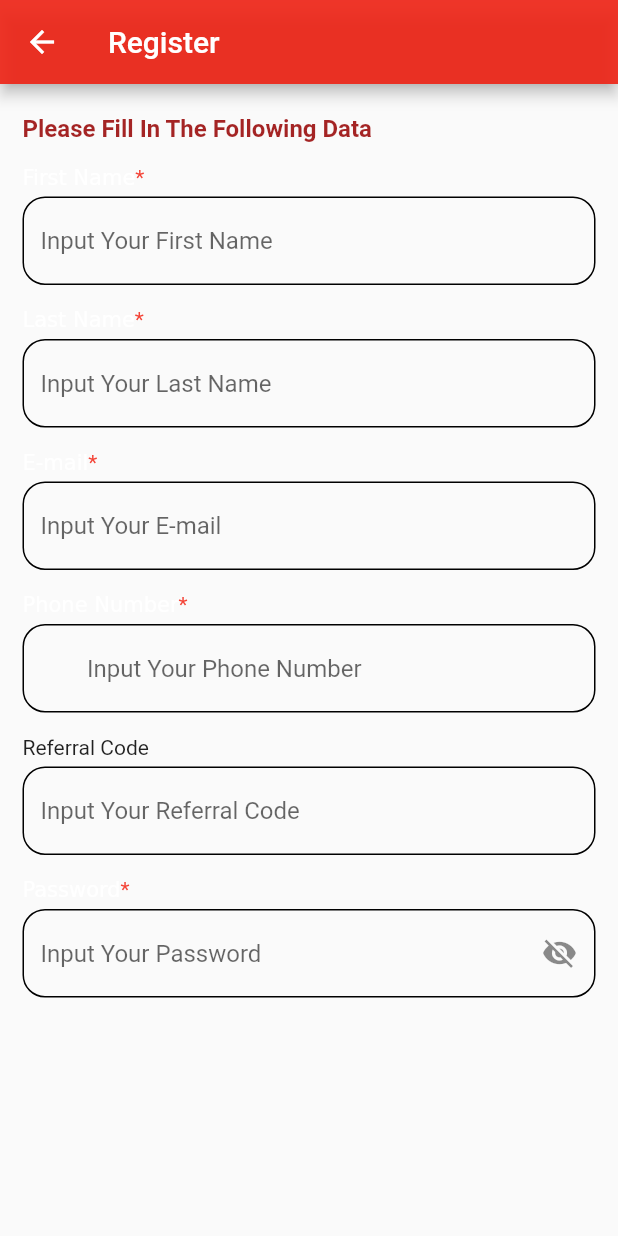
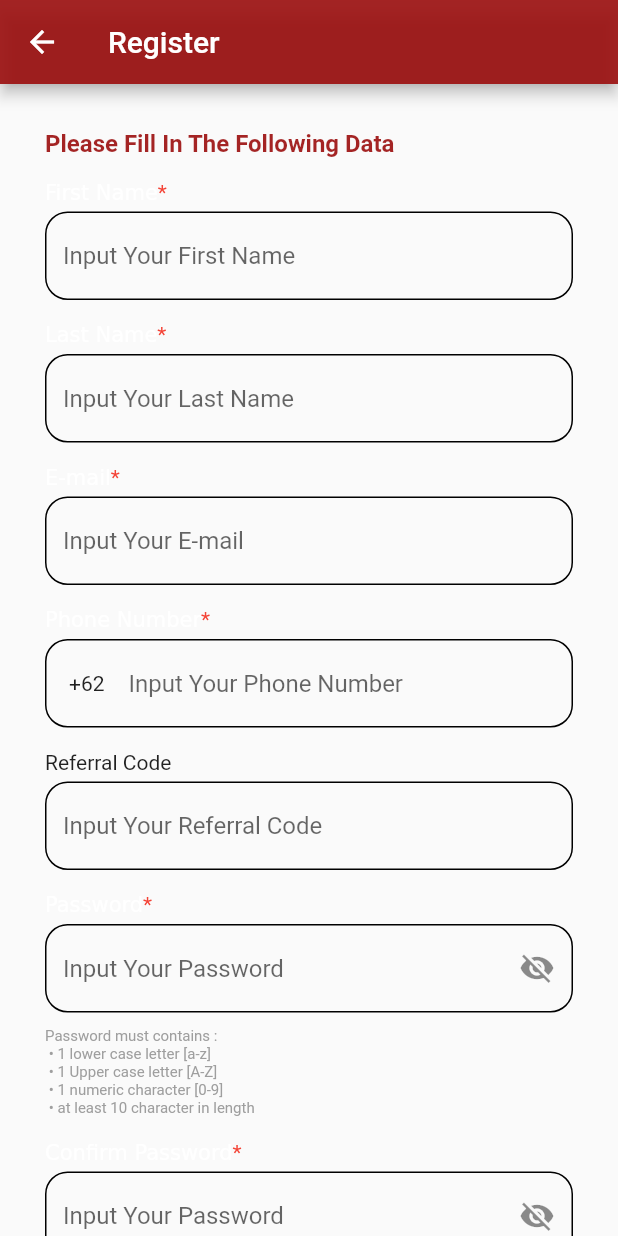
Before and after one commit to facto05/project_simple, a Flutter app: the screen it shows after launch, after a tap on "Register", on a phone screen of 412 x 824 dp. Run offline on Flutter 3.47's test engine with Material 2 defaults, Android fonts, the phone set to English and light mode, and no system bars; our stand-ins replace flutter_svg; project files that could hold a hidden picture were left out.

Commit message:
completed register screen and fix splash screen

```diff
--- a/lib/register_screen.dart
+++ b/lib/register_screen.dart
@@ -1,5 +1,6 @@
 import 'package:flutter/material.dart';
 import 'package:flutter_svg/flutter_svg.dart';
+import 'package:project_simple/login_screen.dart';
 
 class RegisterScreen extends StatefulWidget {
   const RegisterScreen({Key? key}) : super(key: key);
@@ -17,22 +18,29 @@ class _RegisterScreenState extends State<RegisterScreen> {
   final passwordController = TextEditingController();
   final confirmPasswordController = TextEditingController();
   bool _isObscure = true;
+  bool _isObscureConfirm = true;
+
+  @override
+  void initState() {
+    super.initState();
+    referralController.addListener(() {
+      setState(() {});
+    });
+  }
 
   @override
   Widget build(BuildContext context) {
     return Scaffold(
       appBar: AppBar(
         title: const Text("Register"),
-          backgroundColor: const Color.fromARGB(232, 238, 35, 21),
+        backgroundColor: const Color.fromARGB(232, 155, 15, 15),
       ),
       body: ListView(
         children: <Widget>[
           Container(
-              margin: const EdgeInsets.all(15),
-              child: Column(children: [
-                const SizedBox(
-                  height: 5,
-                ),
+            margin: const EdgeInsets.all(30),
+            child: Column(
+              children: [
                 const Align(
                   alignment: Alignment.topLeft,
                   child: Text(
@@ -133,7 +141,10 @@ class _RegisterScreenState extends State<RegisterScreen> {
                 TextFormField(
                   controller: phoneNumberController,
                   decoration: InputDecoration(
-                      prefixText: "+62 ",
+                      prefixIcon: const Padding(
+                        padding: EdgeInsets.all(16),
+                        child: Text("+62"),
+                      ),
                       hintText: "Input Your Phone Number",
                       enabledBorder: OutlineInputBorder(
                           borderRadius: BorderRadius.circular(15)),
@@ -152,6 +163,12 @@ class _RegisterScreenState extends State<RegisterScreen> {
                   controller: referralController,
                   decoration: InputDecoration(
                       hintText: "Input Your Referral Code",
+                      suffixIcon: (referralController.text.contains("SDK"))
+                          ? SvgPicture.asset(
+                              "svg/icon/ico_data_right.svg",
+                              fit: BoxFit.scaleDown,
+                            )
+                          : null,
                       enabledBorder: OutlineInputBorder(
                           borderRadius: BorderRadius.circular(15)),
                       focusedBorder: OutlineInputBorder(
@@ -191,9 +208,114 @@ class _RegisterScreenState extends State<RegisterScreen> {
                       focusedBorder: OutlineInputBorder(
                           borderRadius: BorderRadius.circular(15))),
                 ),
+                const SizedBox(
+                  height: 10,
+                ),
+                Align(
+                  alignment: Alignment.topLeft,
+                  child: Column(
+                      crossAxisAlignment: CrossAxisAlignment.start,
+                      children: const [
+                        Text(
+                          "Password must contains :",
+                          style: TextStyle(color: Colors.grey, fontSize: 10),
+                        ),
+                        Text(" \u2022 1 lower case letter [a-z]",
+                            style: TextStyle(color: Colors.grey, fontSize: 10)),
+                        Text(" \u2022 1 Upper case letter [A-Z]",
+                            style: TextStyle(color: Colors.grey, fontSize: 10)),
+                        Text(" \u2022 1 numeric character [0-9]",
+                            style: TextStyle(color: Colors.grey, fontSize: 10)),
+                        Text(" \u2022 at least 10 character in length",
+                            style: TextStyle(color: Colors.grey, fontSize: 10))
                       ]),
                 ),
+                const SizedBox(
+                  height: 15,
+                ),
+                Align(
+                  alignment: Alignment.topLeft,
+                  child: RichText(
+                    text: const TextSpan(children: <TextSpan>[
+                      TextSpan(text: "Confirm Password"),
+                      TextSpan(text: "*", style: TextStyle(color: Colors.red))
+                    ]),
+                  ),
+                ),
+                const SizedBox(
+                  height: 5,
+                ),
+                TextFormField(
+                  controller: confirmPasswordController,
+                  obscureText: _isObscureConfirm,
+                  decoration: InputDecoration(
+                      hintText: "Input Your Password",
+                      suffixIcon: IconButton(
+                          onPressed: () {
+                            setState(() {
+                              _isObscureConfirm = !_isObscureConfirm;
+                            });
+                          },
+                          icon: Icon(_isObscureConfirm
+                              ? Icons.visibility_off
+                              : Icons.visibility)),
+                      enabledBorder: OutlineInputBorder(
+                          borderRadius: BorderRadius.circular(15)),
+                      focusedBorder: OutlineInputBorder(
+                          borderRadius: BorderRadius.circular(15))),
+                ),
+                const SizedBox(
+                  height: 15,
+                ),
+                ElevatedButton(
+                  onPressed: () {
+                    String firstName = firstNameController.text.toString();
+                    String lastName = lastNameController.text.toString();
+                    String email = emailController.text.toString();
+                    String phoneNumber = phoneNumberController.text.toString();
+                    String referral = referralController.text.toString();
+                    String password = passwordController.text.toString();
+                    String confirmPassword =
+                        confirmPasswordController.text.toString();
+
+                    print(
+                        "first name => $firstName \nlast name => $lastName \ne-mail => $email \nphone number => $phoneNumber");
+                    print(
+                        "referral => $referral \npassword => $password \nconfirm password => $confirmPassword");
+
+                    Navigator.pop(context);
+                  },
+                  style: ElevatedButton.styleFrom(
+                      shape: RoundedRectangleBorder(
+                          borderRadius: BorderRadius.circular(10)),
+                      primary: const Color.fromARGB(232, 155, 15, 15),
+                      minimumSize: const Size.fromHeight(50)),
+                  child: const Text("Submit"),
+                ),
+                const SizedBox(
+                  height: 5,
+                ),
+                ElevatedButton(
+                  onPressed: () {
+                    Navigator.pop(context);
+                  },
+                  style: ElevatedButton.styleFrom(
+                      side: const BorderSide(
+                          width: 1, color: Color.fromARGB(232, 155, 15, 15)),
+                      shape: RoundedRectangleBorder(
+                          borderRadius: BorderRadius.circular(10)),
+                      primary: Colors.white,
+                      minimumSize: const Size.fromHeight(50)),
+                  child: const Text(
+                    "Cancel",
+                    style: TextStyle(color: Color.fromARGB(232, 155, 15, 15)),
+                  ),
+                ),
               ],
-        ));
+            ),
+          ),
+        ],
+      ),
+    );
   }
 }
--- a/lib/splash_screen.dart
+++ b/lib/splash_screen.dart
@@ -14,27 +14,39 @@ class _SplashScreenViewState extends State<SplashScreenView> {
   @override
   void initState() {
     super.initState();
-    Timer(Duration(seconds: 5), () {
-      Navigator.pushReplacement(
-          context, MaterialPageRoute(builder: (context) => LoginScreen()));
+    Timer(const Duration(seconds: 5), () {
+      Navigator.pushReplacement(context,
+          MaterialPageRoute(builder: (context) => const LoginScreen()));
     });
   }
 
   @override
   Widget build(BuildContext context) {
-    return Container(
+    return Scaffold(
+      body: Container(
         decoration: BoxDecoration(
             image: DecorationImage(
-              image: Image.asset("/images/bg_splashscreen.png").image,
+                image: Image.asset("images/bg_splashscreen.png").image,
                 fit: BoxFit.fill)),
+        child: Column(
+          children: [
+            Expanded(
               child: Column(
                 mainAxisAlignment: MainAxisAlignment.center,
                 children: [
-          Expanded(
+                  Center(
                     child: Image.asset(
-              "/images/logo.png",
+                      "images/logo.png",
                       height: 200,
                       width: 200,
+                    ),
+                  ),
+                  const Text("version 1.0.22",
+                      style: TextStyle(
+                          color: Colors.white,
+                          fontSize: 10,
+                          fontWeight: FontWeight.normal)),
+                ],
               ),
             ),
             const Text("Copyright @ 2022 by PT. Indocyber Global Teknologi",
@@ -42,7 +54,11 @@ class _SplashScreenViewState extends State<SplashScreenView> {
                     color: Colors.white,
                     fontSize: 10,
                     fontWeight: FontWeight.normal)),
+            const SizedBox(
+              height: 20,
+            )
           ],
+        ),
       ),
     );
   }
```
Lines whose indentation alone changed are shown as unchanged.
